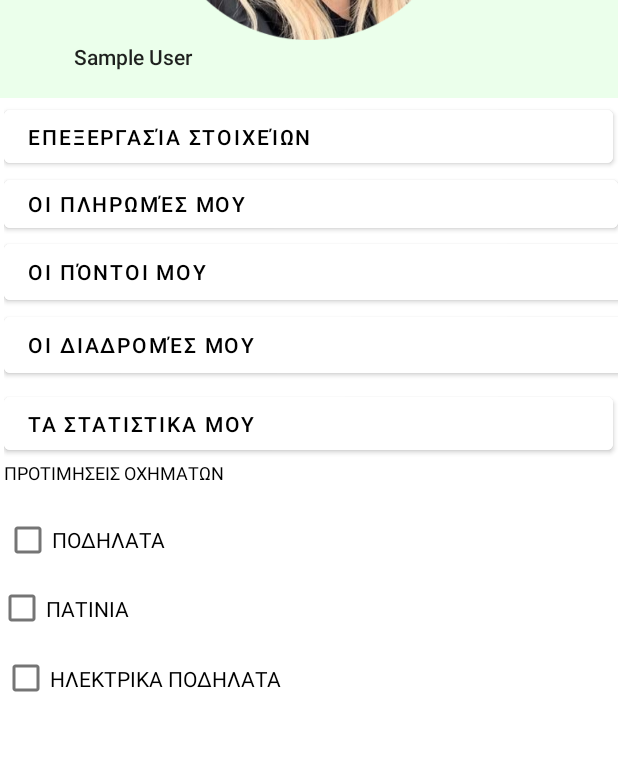
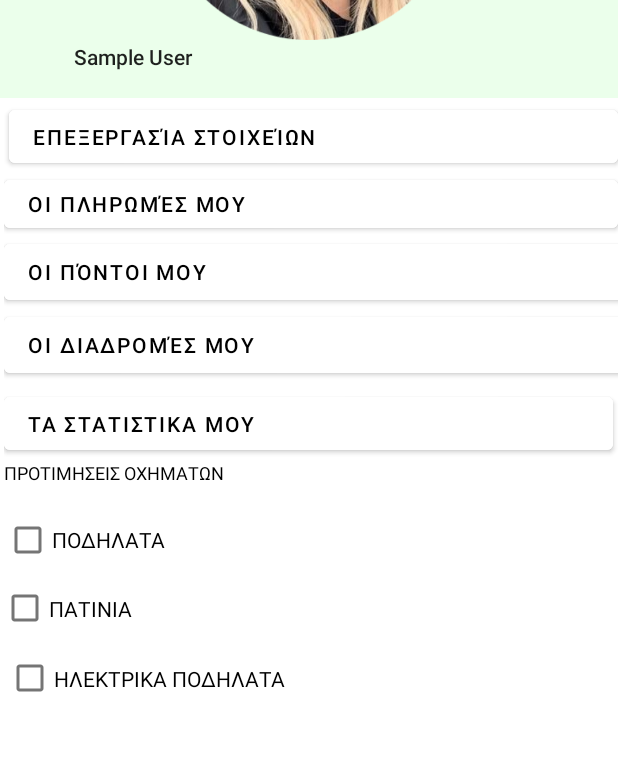
Before and after one commit to ecoWaySE2021/ecoWay, an Android app: the layout profile.xml on its own in the app's theme, with its tools: preview values and no code run, on a phone screen of 412 x 824 dp. Shown: the part 321-1102 px from the top of the screen. Run offline under Robolectric (Android 15) with nearby library versions, the phone set to English and light mode, and no system bars.

Commit message:
A Button to the future

```diff
--- a/app/src/main/res/layout/profile.xml
+++ b/app/src/main/res/layout/profile.xml
@@ -137,10 +137,10 @@
             android:textColor="@color/black"
             app:layout_constraintBottom_toBottomOf="parent"
             app:layout_constraintEnd_toEndOf="parent"
-            app:layout_constraintHorizontal_bias="0.015"
+            app:layout_constraintHorizontal_bias="1.0"
             app:layout_constraintStart_toStartOf="parent"
             app:layout_constraintTop_toTopOf="parent"
-            app:layout_constraintVertical_bias="0.006" />
+            app:layout_constraintVertical_bias="0.005" />
 
         <Button
             android:id="@+id/pontoi"
```
Also changed, not shown: app/src/main/java/com/example/ecoway/MainActivity.java (+8 -0 lines).
